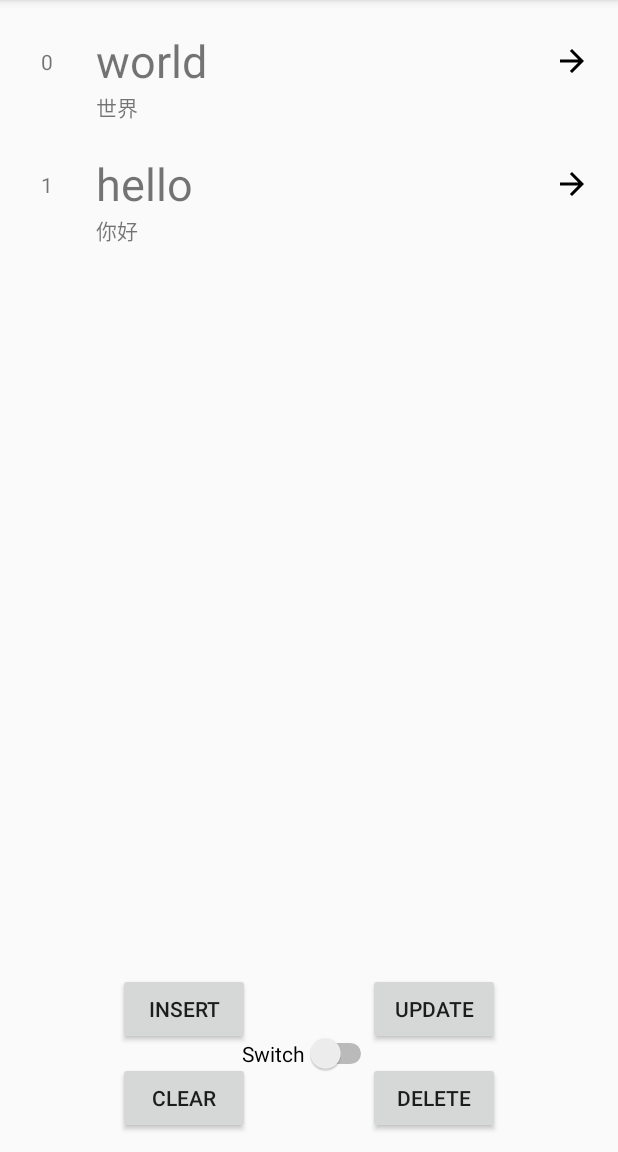
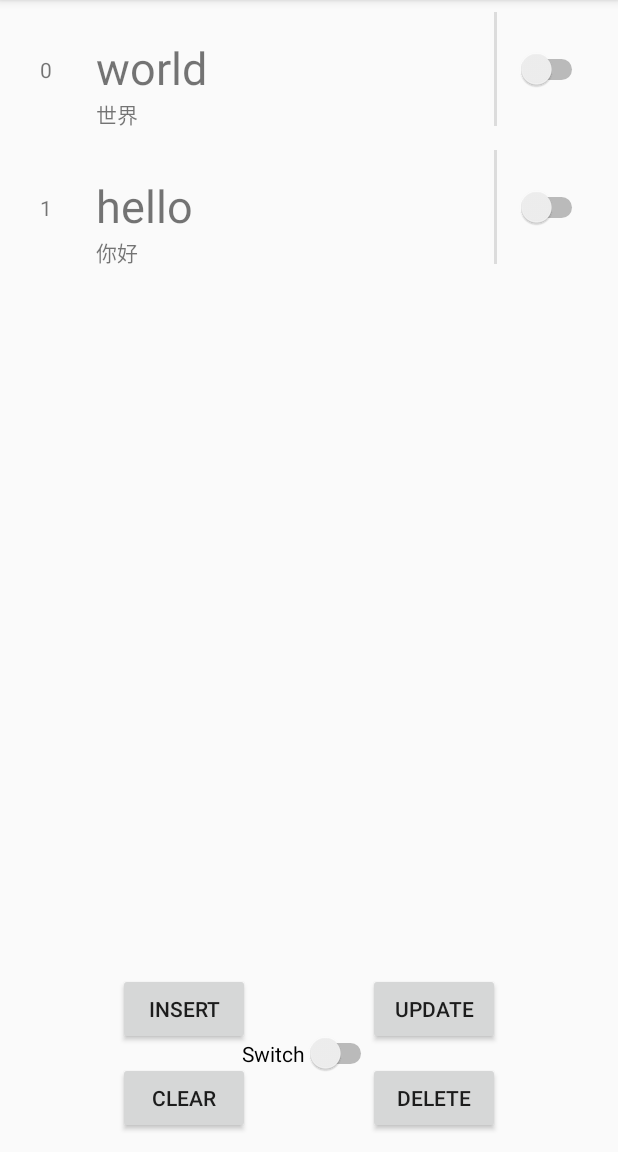
Before and after one commit to Taylorhd/RoomBasic, an Android app: the screen it shows after launch (MainActivity), after a tap on "INSERT", on a phone screen of 412 x 824 dp, the part 84-1236 px from its top. Run offline under Robolectric (Android 15) with nearby library versions, the phone set to English and light mode, and no system bars; our stand-ins replace Room's generated code.

Commit message:
ojbk bug 小王子

```diff
--- a/app/src/main/java/com/ecut/roombasic/MainActivity.java
+++ b/app/src/main/java/com/ecut/roombasic/MainActivity.java
@@ -49,7 +49,7 @@ public class MainActivity extends AppCompatActivity {
 
         wordViewModel =  ViewModelProviders.of(this).get(WordViewModel.class);
         recyclerView.setLayoutManager(new LinearLayoutManager(this));
-        myAdapter = new MyAdapter(false);
+        myAdapter = new MyAdapter(false,wordViewModel);
         recyclerView.setAdapter(myAdapter);
         aSwitch.setOnCheckedChangeListener(new CompoundButton.OnCheckedChangeListener() {
             @Override
@@ -69,8 +69,11 @@ public class MainActivity extends AppCompatActivity {
         wordViewModel.getAllWordLive().observe(this, new Observer<List<Word>>() {
             @Override
             public void onChanged(List<Word> words) {
+                int temp = myAdapter.getItemCount();
                 myAdapter.setAllWords(words);
-                myAdapter.notifyDataSetChanged();
+                if (temp != words.size()) {
+                    myAdapter.notifyDataSetChanged();
+                }
             }
         });
 
--- a/app/src/main/java/com/ecut/roombasic/MyAdapter.java
+++ b/app/src/main/java/com/ecut/roombasic/MyAdapter.java
@@ -5,20 +5,24 @@ import android.net.Uri;
 import android.view.LayoutInflater;
 import android.view.View;
 import android.view.ViewGroup;
+import android.widget.CompoundButton;
+import android.widget.Switch;
 import android.widget.TextView;
 
 import androidx.annotation.NonNull;
+import androidx.lifecycle.ViewModel;
 import androidx.recyclerview.widget.RecyclerView;
 
-import org.w3c.dom.Text;
 
 import java.util.ArrayList;
 import java.util.List;
 
 public class MyAdapter extends RecyclerView.Adapter<MyAdapter.MyHolder> {
     private boolean cardFlag;
-    public MyAdapter(boolean cardFlag) {
+    private WordViewModel viewModel;
+    public MyAdapter(boolean cardFlag, WordViewModel viewModel) {
         this.cardFlag = cardFlag;
+        this.viewModel = viewModel;
     }
 
     List<Word> allWords = new ArrayList<>();
@@ -34,10 +38,10 @@ public class MyAdapter extends RecyclerView.Adapter<MyAdapter.MyHolder> {
         LayoutInflater layoutInflater = LayoutInflater.from(parent.getContext());
         if (cardFlag){
             // 使用cardview
-             itemView = layoutInflater.inflate(R.layout.cell_card, parent, false);
+             itemView = layoutInflater.inflate(R.layout.cell_card_2, parent, false);
 
         }else {
-             itemView = layoutInflater.inflate(R.layout.cell_normal, parent, false);
+             itemView = layoutInflater.inflate(R.layout.cell_normal_2, parent, false);
         }
 
 //        return null;
@@ -50,6 +54,16 @@ public class MyAdapter extends RecyclerView.Adapter<MyAdapter.MyHolder> {
        holder.textId.setText(String.valueOf(position));
        holder.textChinese.setText(word.getChineseMeaning());
        holder.textEnglish.setText(word.getWord());
+       holder.switchChineseInvisable.setOnCheckedChangeListener(null);
+        if (word.isFoo()){
+            holder.textChinese.setVisibility(View.GONE);
+            holder.switchChineseInvisable.setChecked(true);
+        }else {
+            holder.textChinese.setVisibility(View.VISIBLE);
+            holder.switchChineseInvisable.setChecked(false);
+
+        }
+
        holder.itemView.setOnClickListener(new View.OnClickListener() {
            @Override
            public void onClick(View v) {
@@ -59,6 +73,29 @@ public class MyAdapter extends RecyclerView.Adapter<MyAdapter.MyHolder> {
                holder.itemView.getContext().startActivity(intent);
            }
        });
+
+       holder.switchChineseInvisable.setOnCheckedChangeListener(new CompoundButton.OnCheckedChangeListener() {
+           @Override
+           public void onCheckedChanged(CompoundButton buttonView, boolean isChecked) {
+               if (isChecked){
+
+                   holder.textChinese.setVisibility(View.GONE);
+                   word.setFoo(true);
+                   viewModel.updateWords(word);
+
+               }else{
+
+
+                   holder.textChinese.setVisibility(View.VISIBLE);
+                   // 设置为0
+                   word.setFoo(false);
+                   viewModel.updateWords(word);
+
+               }
+
+           }
+       });
+
     }
 
     @Override
@@ -72,10 +109,12 @@ public class MyAdapter extends RecyclerView.Adapter<MyAdapter.MyHolder> {
 
     static class MyHolder extends RecyclerView.ViewHolder{
         private TextView textId,textChinese,textEnglish;
+        private Switch switchChineseInvisable;
 
 
         public MyHolder(@NonNull View itemView) {
             super(itemView);
+            switchChineseInvisable = itemView.findViewById(R.id.switch_chinese);
             textId = itemView.findViewById(R.id.textView);
             textEnglish = itemView.findViewById(R.id.textView2);
             textChinese = itemView.findViewById(R.id.textView3);
--- /dev/null
+++ b/app/src/main/res/layout/cell_normal_2.xml
@@ -0,0 +1,81 @@
+<?xml version="1.0" encoding="utf-8"?>
+<androidx.constraintlayout.widget.ConstraintLayout xmlns:android="http://schemas.android.com/apk/res/android"
+    xmlns:app="http://schemas.android.com/apk/res-auto"
+    xmlns:tools="http://schemas.android.com/tools"
+    android:layout_width="match_parent"
+    android:layout_height="wrap_content"
+    android:background="?attr/selectableItemBackground"
+    android:clickable="true"
+    android:orientation="vertical">
+
+    <View
+        android:id="@+id/divider"
+        android:layout_width="2dp"
+        android:layout_height="76dp"
+        android:layout_marginTop="8dp"
+        android:layout_marginBottom="8dp"
+        android:background="?android:attr/listDivider"
+        app:layout_constraintBottom_toBottomOf="parent"
+        app:layout_constraintStart_toStartOf="@+id/guideline4"
+        app:layout_constraintTop_toTopOf="parent" />
+
+    <androidx.constraintlayout.widget.Guideline
+        android:id="@+id/guideline3"
+        android:layout_width="wrap_content"
+        android:layout_height="wrap_content"
+        android:orientation="vertical"
+        app:layout_constraintGuide_percent="0.15" />
+
+    <androidx.constraintlayout.widget.Guideline
+        android:id="@+id/guideline4"
+        android:layout_width="wrap_content"
+        android:layout_height="wrap_content"
+        android:orientation="vertical"
+        app:layout_constraintGuide_percent="0.8" />
+
+    <TextView
+        android:id="@+id/textView"
+        android:layout_width="wrap_content"
+        android:layout_height="wrap_content"
+        android:text="TextView"
+        app:layout_constraintBottom_toBottomOf="parent"
+        app:layout_constraintEnd_toStartOf="@+id/guideline3"
+        app:layout_constraintStart_toStartOf="parent"
+        app:layout_constraintTop_toTopOf="parent" />
+
+    <TextView
+        android:id="@+id/textView2"
+        android:layout_width="wrap_content"
+        android:layout_height="wrap_content"
+        android:layout_margin="2dp"
+        android:clickable="false"
+        android:text="TextView"
+        android:textSize="30sp"
+        app:layout_constraintBottom_toBottomOf="parent"
+        app:layout_constraintStart_toStartOf="@+id/guideline3"
+        app:layout_constraintTop_toTopOf="parent"
+        app:layout_constraintVertical_bias="0.481" />
+
+    <TextView
+        android:id="@+id/textView3"
+        android:layout_width="wrap_content"
+        android:layout_height="wrap_content"
+        android:text="TextView"
+        app:layout_constraintBottom_toBottomOf="parent"
+        app:layout_constraintStart_toStartOf="@+id/textView2"
+        app:layout_constraintTop_toBottomOf="@+id/textView2"
+        app:layout_constraintVertical_bias="0.0" />
+
+    <Switch
+        android:id="@+id/switch_chinese"
+        android:layout_width="0dp"
+        android:layout_height="0dp"
+        android:paddingEnd="20dp"
+        app:layout_constraintBottom_toBottomOf="parent"
+        app:layout_constraintEnd_toEndOf="parent"
+        app:layout_constraintHorizontal_bias="0.0"
+        app:layout_constraintStart_toStartOf="@+id/guideline4"
+        app:layout_constraintTop_toTopOf="parent"
+        app:layout_constraintVertical_bias="0.446" />
+
+</androidx.constraintlayout.widget.ConstraintLayout>
```
Also changed, not shown: app/src/main/res/layout/cell_card_2.xml (added, +97 -0 lines).
